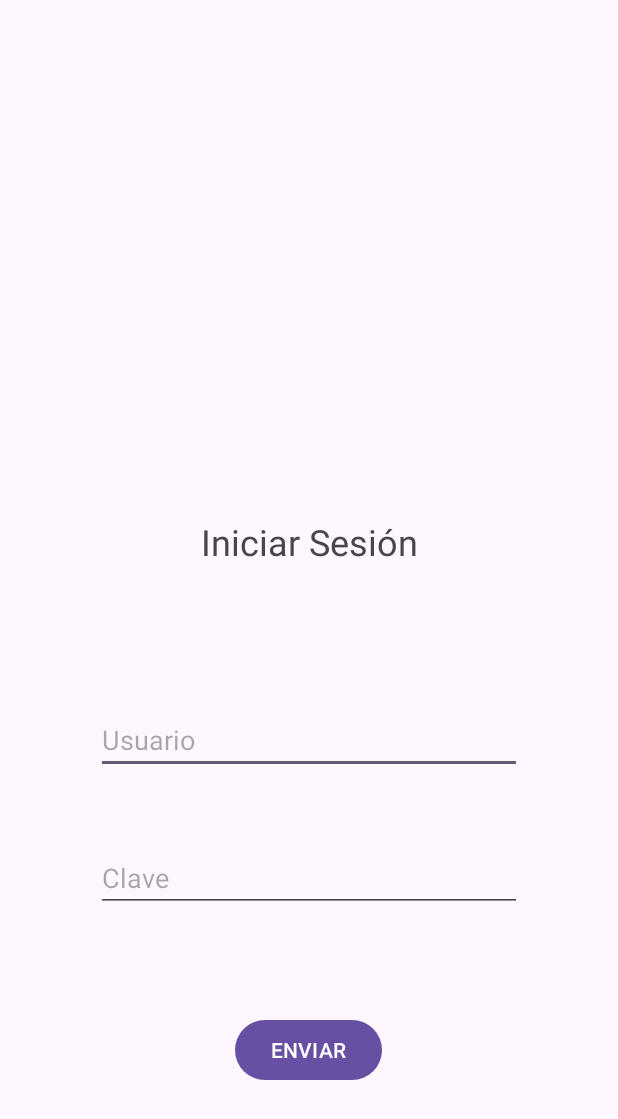
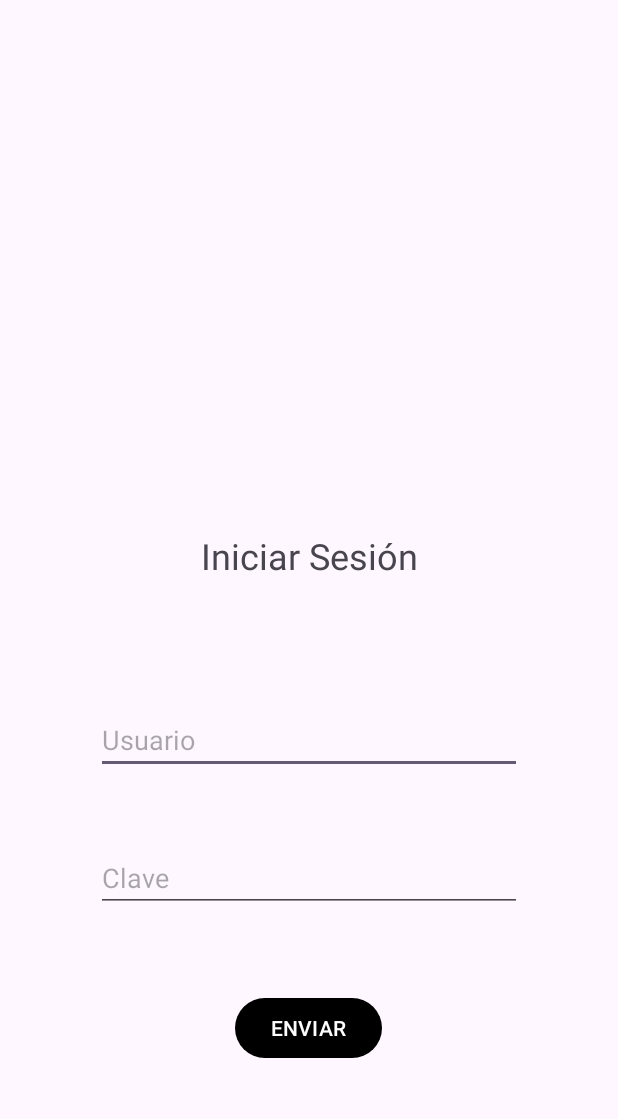
Before and after one commit to leoperezhinojosa/App-LeoPerezHinojosa, an Android app: the screen it shows after launch (MainActivity), on a phone screen of 412 x 824 dp. Shown: the top 1119 px of the screen. Run offline under Robolectric (Android 15) with nearby library versions, the phone set to English and light mode, and no system bars.

Commit message:
Segundo Commit: Clases y aspecto inicial

```diff
--- a/app/src/main/AndroidManifest.xml
+++ b/app/src/main/AndroidManifest.xml
@@ -13,6 +13,9 @@
         android:theme="@style/Theme.AppLeoPerezHinojosa"
         tools:targetApi="31">
         <activity
+            android:name=".UserActivity"
+            android:exported="false" />
+        <activity
             android:name=".MainActivity"
             android:exported="true">
             <intent-filter>
--- a/app/src/main/java/com/leoperez/app_leoperezhinojosa/MainActivity.kt
+++ b/app/src/main/java/com/leoperez/app_leoperezhinojosa/MainActivity.kt
@@ -1,11 +1,90 @@
 package com.leoperez.app_leoperezhinojosa
 
+import android.content.Intent
 import androidx.appcompat.app.AppCompatActivity
 import android.os.Bundle
+import android.view.View
+import android.widget.Button
+import android.widget.EditText
+import android.widget.Toast
+import com.leoperez.app_leoperezhinojosa.models.Article
+import com.leoperez.app_leoperezhinojosa.models.Client
 
 class MainActivity : AppCompatActivity() {
+
+    // LOGIN:
+    // Lista de clientes:
+    private val c1 = Client("leo.com", "1234","Leo", 666333000, "P/Estacion, 7, Jaen")
+    private val c2 = Client("santi.com", "1234","Santi", 666444555, "A/Madrid, 40, Jaen")
+    private val c3 = Client("alicia.com", "1234","Maria", 666777888, ",C/Nueva, 35, Jaen")
+    private val c4 = Client("jose.com", "1234","Manuel", 666111333, ",C/Real, 2, Jaen")
+    private val c5 = Client("joaquin.com", "1234","Joaquin", 666888222, "A/Andalucia, 66, Jaen")
+    private val clients : List<Client> = listOf(c1, c2, c3, c4, c5)
+
+    // Lista de articulos:
+    private val a1 = Article(
+        "a001", "Patatas, 5kg", "Del Chef", 30,
+        "https://encrypted-tbn0.gstatic.com/images?q=tbn:ANd9GcQlCo_0sCGJKltIxe--FsDHBauGe4p_s0Yenw&usqp=CAU",
+        6.50)
+    private val a2 = Article(
+        "a002", "Leche entera, 1l, 6u", "Covap", 50,
+        "https://tienda.covap.es/images/thumbnails/600/600/detailed/9/botella-leche-entera-1,5l.jpg",
+        10.50)
+    private val a3 = Article(
+        "a003", "Chocolate 82% Negro", "Valor",
+        35, "https://encrypted-tbn0.gstatic.com/images?q=tbn:ANd9GcRuVmZpI84EPtXXlvDPrV68Dejmzh7hMH4mng&usqp=CAU",
+        4.90)
+    private val a4 = Article(
+        "a004", "Champu, 200ml", "HS classic", 40,
+        "https://cdn2.primor.eu/media/catalog/product/cache/8d3aba296f7a18b5251ee30fa5db42b2/0/8/08006540748466_80718481_PRODUCT_IMAGE_IN_PACKAGE_FRONT_CENTER_3000X3000_1_SPANI_d8bd.webp",
+        2.70)
+    private val a5 = Article(
+        "a005", "Detergente, 1.5l", "Ariel", 45,
+        "https://media.rourejuni.com/c/product/ariel-liq-regular-368-d-520x520.jpg",
+        14.50)
+    private val articles : MutableList<Article> = mutableListOf(a1, a2, a3, a4, a5)
+
+    // Rellenar de
+
+
     override fun onCreate(savedInstanceState: Bundle?) {
         super.onCreate(savedInstanceState)
         setContentView(R.layout.activity_main)
+
+        // Conexión a la interfaz de usuario:
+        val buttonLogin:Button = findViewById(R.id.buttonLogin)
+        val insertEmail:EditText = findViewById(R.id.insertEmail)
+        val insertPass:EditText = findViewById(R.id.insertPass)
+
+        // Configuración del botón de Login:
+        buttonLogin.setOnClickListener(View.OnClickListener {
+
+            // Obtener datos de Usuario/Clave:
+            val email = insertEmail.text.toString()
+            val pass = insertPass.text.toString()
+
+            // Verificación de Login:
+            if (login(email, pass) != null) {
+                val intent = Intent(this@MainActivity, UserActivity::class.java)
+                startActivity(intent)
+            } else {
+                // Informe de datos inexistentes
+                Toast.makeText(
+                    this@MainActivity,
+                    "Usuario y/o Clave incorrectos",
+                    Toast.LENGTH_SHORT
+                ).show()
+            }
+        })
     }
+
+    // Funcion Login
+    private fun login(email: String, pass: String): Client? {
+        for (client in clients) {
+            if ((client.email == email) && (client.pass == pass))
+                return client
+        }
+        return null
+    }
+
 }
--- /dev/null
+++ b/app/src/main/java/com/leoperez/app_leoperezhinojosa/models/Article.kt
@@ -0,0 +1,17 @@
+package com.leoperez.app_leoperezhinojosa.models
+
+class Article (
+    // Atributos
+    var ref: String,
+    var name: String,
+    var trademark: String,
+    var stock: Int,
+    var image: String,
+    var price: Double
+) {
+    // ToString
+    override fun toString(): String {
+        return "-'$name' (Rf: $ref), Marca: '$trademark', Cantidad: $stock, " +
+                ", Precio: $price €, Imagen: '$image'"
+    }
+}
--- /dev/null
+++ b/app/src/main/java/com/leoperez/app_leoperezhinojosa/models/Client.kt
@@ -0,0 +1,19 @@
+package com.leoperez.app_leoperezhinojosa.models
+
+class Client(
+    var email: String,
+    var pass: String,
+    var name: String,
+    var phone: Int,
+    var direction: String) {
+
+    // Propiedad extra: Lista de la compra (Articulos)
+    var shopping: MutableList<Article> = mutableListOf()
+
+    // ToString
+    override fun toString(): String {
+        return "- Cliente: Email: $email, Clave: $pass, Nombre: $name, " +
+                "Telefono: $phone, Direccion: $direction " +
+                "\n# Cesta: $shopping"
+    }
+}
--- a/app/src/main/res/layout/activity_main.xml
+++ b/app/src/main/res/layout/activity_main.xml
@@ -12,14 +12,14 @@
         android:layout_height="wrap_content"
         android:text="Iniciar Sesión"
         android:textSize="24dp"
-        app:layout_constraintBottom_toTopOf="@+id/insertUser"
+        app:layout_constraintBottom_toTopOf="@+id/insertEmail"
         app:layout_constraintEnd_toEndOf="parent"
         app:layout_constraintStart_toStartOf="parent"
         app:layout_constraintTop_toTopOf="parent"
-        app:layout_constraintVertical_bias="0.787" />
+        app:layout_constraintVertical_bias="0.808" />
 
     <EditText
-        android:id="@+id/insertUser"
+        android:id="@+id/insertEmail"
         android:layout_width="0dp"
         android:layout_height="wrap_content"
         android:hint="Usuario"
@@ -44,18 +44,18 @@
         app:layout_constraintVertical_bias="0.766" />
 
     <Button
-        android:id="@+id/button1"
+        android:id="@+id/buttonLogin"
         android:layout_width="wrap_content"
         android:layout_height="wrap_content"
         android:layout_margin="24dp"
         android:layout_marginTop="24dp"
         android:text="ENVIAR"
+        app:backgroundTint="@null"
         app:layout_constraintBottom_toBottomOf="parent"
         app:layout_constraintEnd_toEndOf="parent"
         app:layout_constraintHorizontal_bias="0.498"
         app:layout_constraintStart_toStartOf="parent"
         app:layout_constraintTop_toBottomOf="@+id/insertPass"
-        app:layout_constraintVertical_bias="0.368" />
-
+        app:layout_constraintVertical_bias="0.245" />
 
 </androidx.constraintlayout.widget.ConstraintLayout>
```
Also changed, not shown: app/src/main/java/com/leoperez/app_leoperezhinojosa/UserActivity.kt (added, +11 -0 lines), app/src/main/res/layout/activity_user.xml (added, +9 -0 lines).
